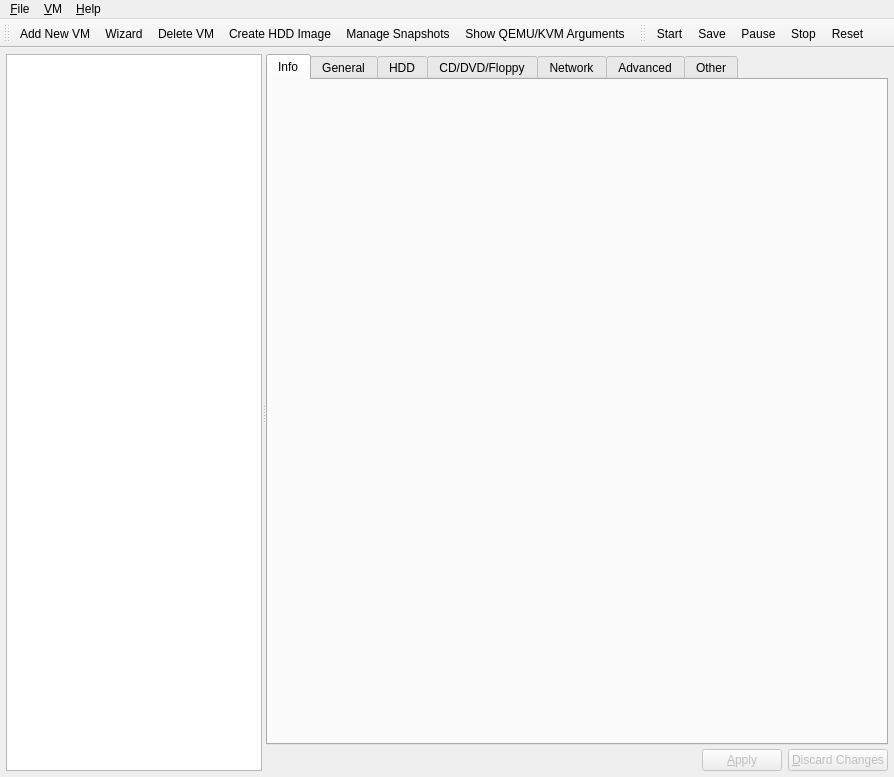
The window that src/Main_Window.ui (tobimensch/aqemu) describes before a commit, drawn with Qt 5.
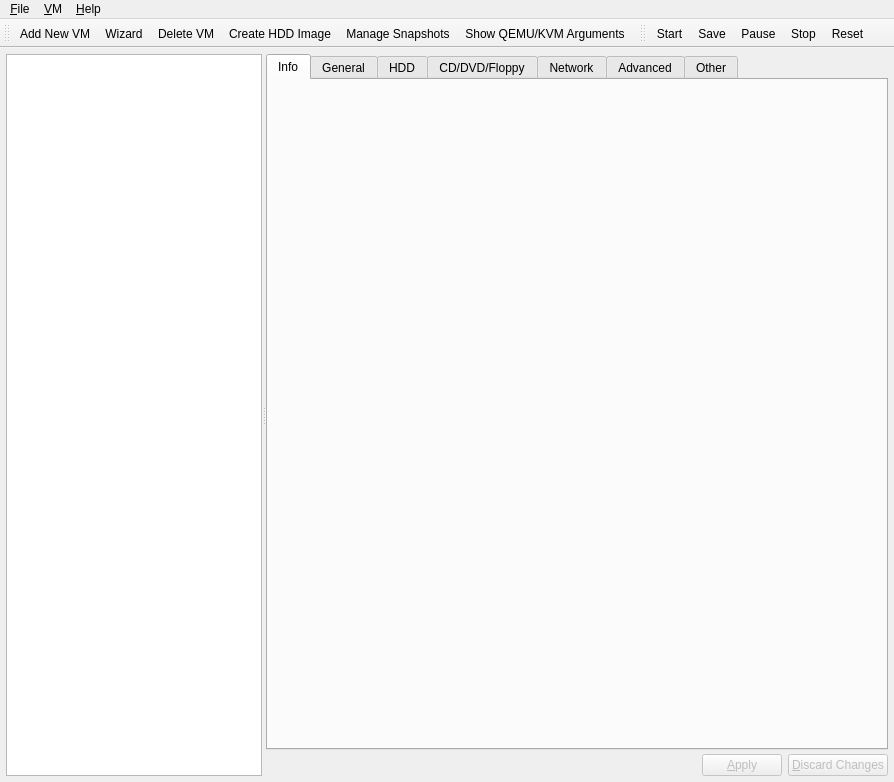
The same window after the commit. Icons and pictures are not drawn.

Commit message: Put aqemu icon into resource and set it as window icon.

Diff of the .ui file:
```diff
--- a/src/Main_Window.ui
+++ b/src/Main_Window.ui
@@ -8,7 +8,7 @@
     <x>0</x>
     <y>0</y>
     <width>894</width>
-    <height>777</height>
+    <height>782</height>
    </rect>
   </property>
   <property name="windowTitle">
```
Left out of the diff: 7 changed lines with no effect on the pictures. The commit also changes 2 other files.
